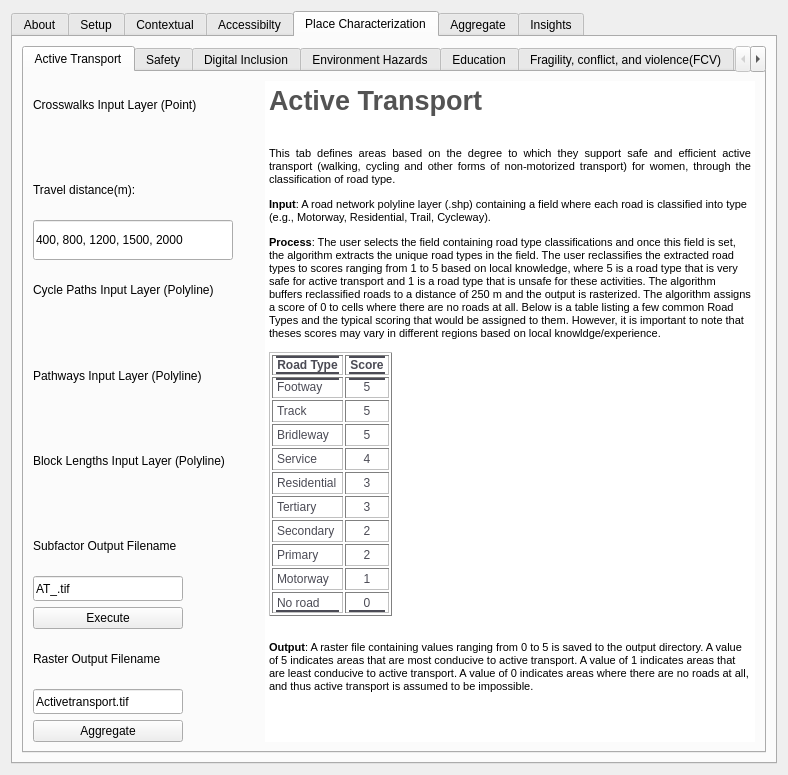
This is gender_indicator_tool/gender_indicator_tool_dialog_base.ui in worldbank/GEEST as Qt 5 draws it before an edit. The edited form follows.
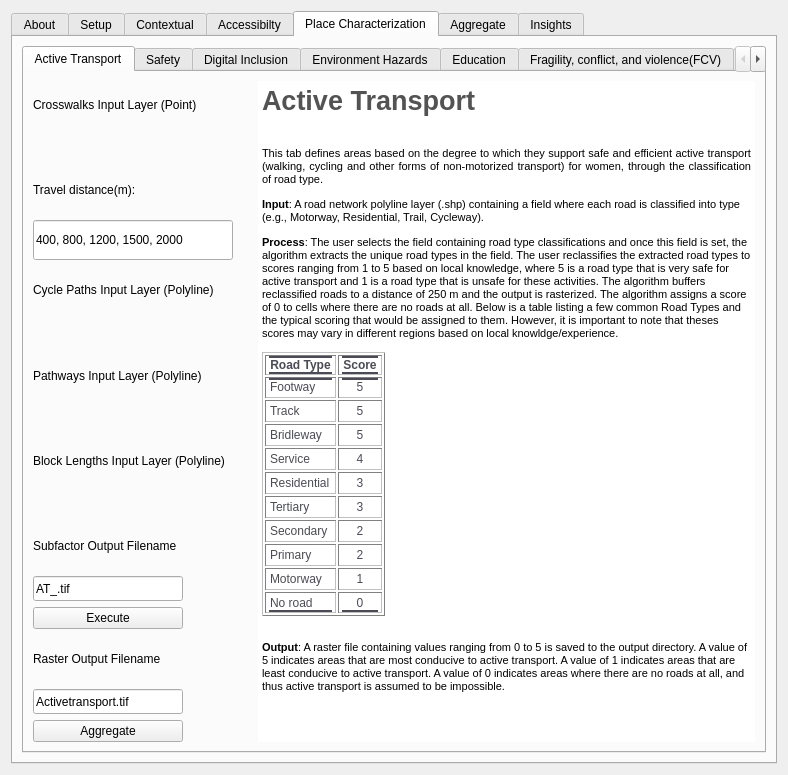
This is the edited form. The open tabs and pages were chosen to show the change. Custom widgets are drawn as their Qt base class.

Patch:
```diff
--- a/gender_indicator_tool/gender_indicator_tool_dialog_base.ui
+++ b/gender_indicator_tool/gender_indicator_tool_dialog_base.ui
@@ -2085,13 +2085,6 @@
              </property>
             </widget>
            </item>
-           <item row="11" column="2">
-            <widget class="QLabel" name="WLK_status_2">
-             <property name="text">
-              <string/>
-             </property>
-            </widget>
-           </item>
            <item row="10" column="0" colspan="2">
             <widget class="QLabel" name="label_70">
              <property name="maximumSize">
@@ -2193,6 +2186,13 @@
              </property>
             </widget>
            </item>
+           <item row="11" column="1">
+            <widget class="QLabel" name="WLK_status_2">
+             <property name="text">
+              <string/>
+             </property>
+            </widget>
+           </item>
           </layout>
          </widget>
          <widget class="QWidget" name="tab_27">
```
Left out of the diff: 8 changed lines with no effect on the pictures.
